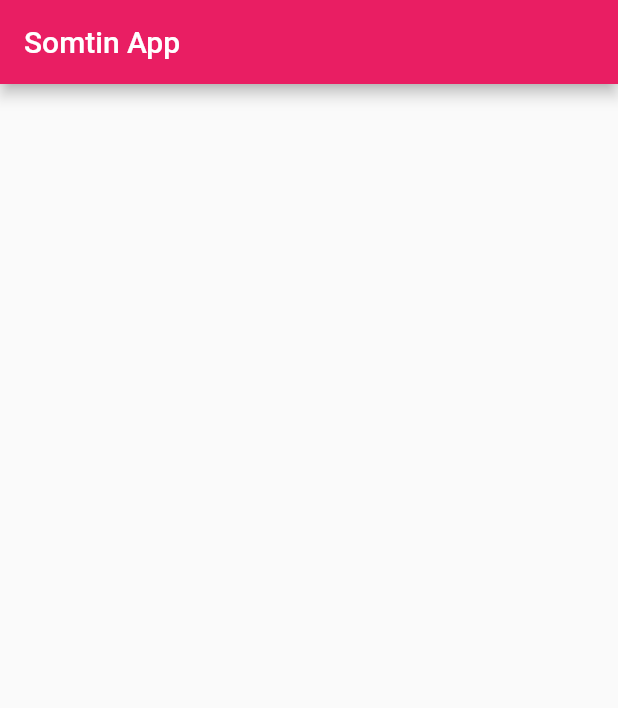
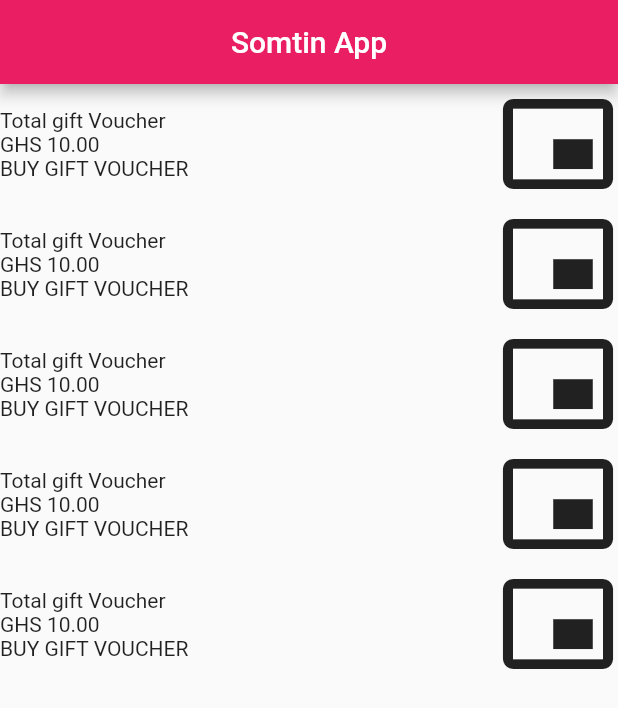
Before and after one commit to Setsofia-lab/somtin_app, a Flutter app: the screen it shows after launch, on a phone screen of 412 x 824 dp. Shown: the top 708 px of the screen. Run offline on Flutter 3.47's test engine with Material 2 defaults, Android fonts, the phone set to English and light mode, and no system bars.

```diff
--- a/lib/my_homepage.dart
+++ b/lib/my_homepage.dart
@@ -1,10 +1,7 @@
 import 'package:flutter/material.dart';
-
-
 
 class MyHomePage extends StatefulWidget {
   const MyHomePage({Key? key, required this.title}) : super(key: key);
-
 
   final String title;
 
@@ -13,20 +10,41 @@ class MyHomePage extends StatefulWidget {
 }
 
 class _MyHomePageState extends State<MyHomePage> {
-
-
   @override
   Widget build(BuildContext context) {
-
     return Scaffold(
       appBar: AppBar(
-        backgroundColor: Colors.pink,
-        title: Text('Somtin App',
-        textAlign: TextAlign.center,),
-      ),
-      body: Container(
-
-
-     ), );
+          centerTitle: true,
+          backgroundColor: Colors.pink,
+          title: Text('Somtin App')),
+      body: ListView.builder(
+          itemCount: 5,
+          itemBuilder: (BuildContext context, int position) {
+            return _balanceView();
+          }),
+    );
   }
 }
+
+Widget _balanceView() {
+  return Row(
+    children: [
+      Expanded(
+          child: Container(
+        child: Column(
+          mainAxisAlignment: MainAxisAlignment.start,
+          crossAxisAlignment: CrossAxisAlignment.start,
+          children: [
+            Text('Total gift Voucher'),
+            Text('GHS 10.00'),
+            Text('BUY GIFT VOUCHER')
+          ],
+        ),
+      )),
+      Icon(
+        Icons.picture_in_picture_alt,
+        size: 80,
+      )
+    ],
+  );
+}
```
